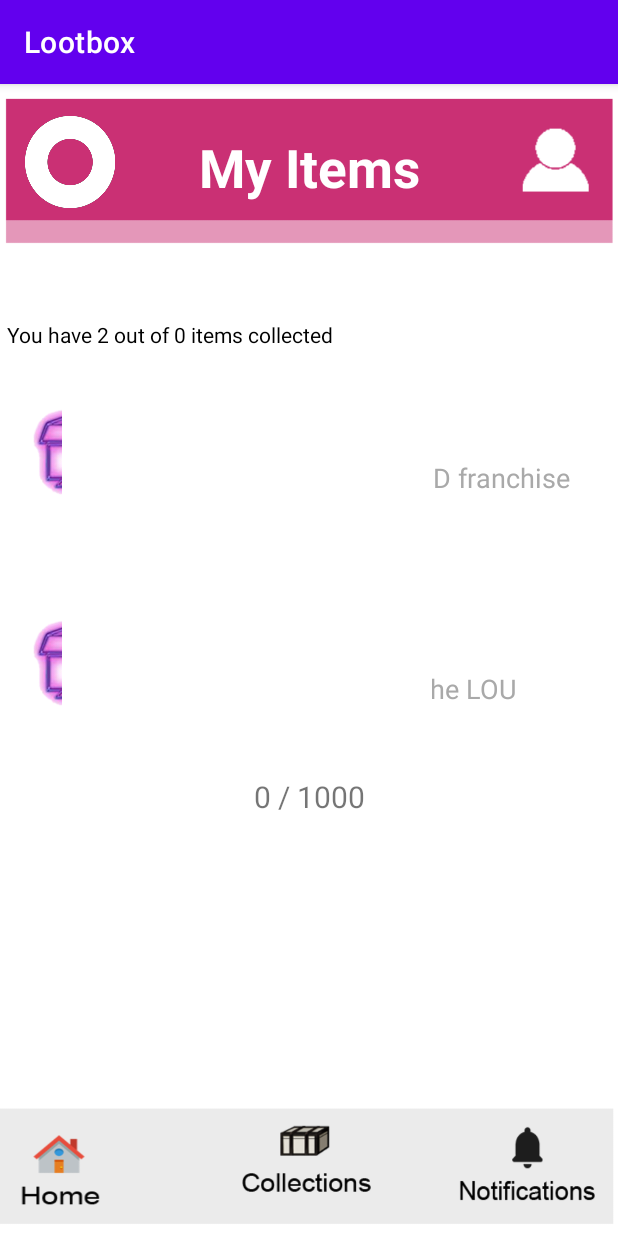
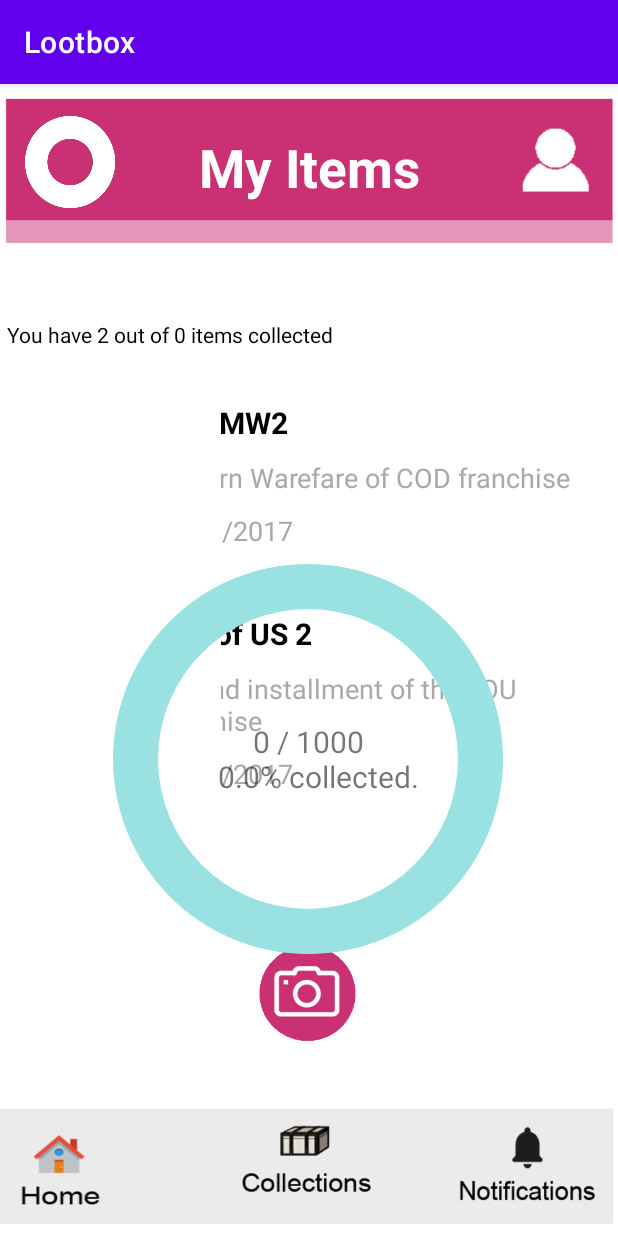
Before and after one commit to sibrinaVDW/Lootbox, an Android app: the ItemListActivity screen opened directly, with no data from a screen before it, on a phone screen of 412 x 824 dp. Run offline under Robolectric (Android 15) with nearby library versions, the phone set to English and light mode, and no system bars.

Commit message:
Finished donut graph

```diff
--- a/app/src/main/java/com/example/lootbox/ItemListActivity.kt
+++ b/app/src/main/java/com/example/lootbox/ItemListActivity.kt
@@ -87,16 +87,14 @@ class ItemListActivity : AppCompatActivity() {
                 if(donutOpen == false){
                     DisplayChart()
                     donutPanel!!.visibility = View.VISIBLE
-                    //donutBack!!.visibility = View.VISIBLE
-                    //donutProg!!.visibility = View.VISIBLE
-                    runOnUiThread {
+                    donutProg!!.visibility = View.VISIBLE
+                    donutBack!!.visibility = View.VISIBLE
+                    /*runOnUiThread {
 
                         donutProg!!.visibility = View.VISIBLE
                         donutBack!!.visibility = View.VISIBLE
-                    }
-                    //donutBack!!.setVisibility(View.VISIBLE);
+                    }*/
                     progText!!.visibility = View.VISIBLE
-                    //DisplayChart()
                     donutOpen = true
                 }
                 else{
@@ -194,15 +192,16 @@ class ItemListActivity : AppCompatActivity() {
 
     fun DisplayChart() {
         // Update the text in a center of the chart:
-        //val numberOfItems = findViewById<TextView>(R.id.txtCatSize)
         progText!!.setText(java.lang.String.valueOf(numItems).toString() + " / " + catSize)
-        //numberOfItems.setText(Integer.toString(numItems)+ " / " + Integer.toString(catSize))
-        //numberOfItems.text = numItems.toString() + "/" + catSize.toString()
-
 
         // Calculate the slice size and update the pie chart:
-        val d = numItems.toDouble() / catSize
-        val progress = (d * 1000).toInt()
+        val d = numItems.toDouble() / catSize.toDouble()
+        //d = 99.toDouble()/catSize
+        val progress = (d * 100).toInt()
+        Toast.makeText(this@ItemListActivity, d.toString() + "  "+progress.toString(), Toast.LENGTH_LONG).show()
+        progText!!.setText(java.lang.String.valueOf(numItems).toString() + " / " + catSize + "\n\t" + java.lang.String.valueOf(d).toString() + "% collected.")
+        donutBack!!.max = catSize
+        donutBack!!.progress = catSize
         donutProg!!.progress = progress
     }
 
--- a/app/src/main/res/drawable/donut_full.xml
+++ b/app/src/main/res/drawable/donut_full.xml
@@ -3,7 +3,7 @@
     android:fromDegrees="270"
     android:toDegrees="270">
     <shape
-        android:innerRadius="1000dp"
+        android:innerRadius="100dp"
         android:shape="ring"
         android:thickness="30dp"
         android:useLevel="true">
--- a/app/src/main/res/drawable/donut_progress.xml
+++ b/app/src/main/res/drawable/donut_progress.xml
@@ -3,7 +3,7 @@
     android:fromDegrees="270"
     android:toDegrees="270">
     <shape
-        android:innerRadius="1000dp"
+        android:innerRadius="100dp"
         android:shape="ring"
         android:thickness="30dp"
         android:useLevel="true">
--- a/app/src/main/res/layout/activity_item_list.xml
+++ b/app/src/main/res/layout/activity_item_list.xml
@@ -180,17 +180,34 @@
 
         <!-- ProgressBar that represents a total of 100% -->
 
+        <!-- ProgressBar that represents a chart slice, where "android:progress" is the % value of the slice -->
+
+        <!-- The text that goes in a center of the chart -->
+
         <ImageView
             android:id="@+id/imgDonutBack"
-            android:layout_width="500dp"
+            android:layout_width="800dp"
             android:layout_height="467dp"
             app:layout_constraintBottom_toBottomOf="@+id/background_donut"
             app:layout_constraintEnd_toEndOf="parent"
-            app:layout_constraintHorizontal_bias="0.977"
+            app:layout_constraintHorizontal_bias="0.971"
             app:layout_constraintStart_toStartOf="parent"
             app:layout_constraintTop_toTopOf="@+id/background_donut"
-            app:layout_constraintVertical_bias="0.796"
+            app:layout_constraintVertical_bias="0.808"
             app:srcCompat="@drawable/page_background" />
+
+        <TextView
+            android:id="@+id/txtCatSize"
+            android:layout_width="wrap_content"
+            android:layout_height="wrap_content"
+            android:textAlignment="center"
+            android:textSize="20sp"
+            app:layout_constraintBottom_toBottomOf="parent"
+            app:layout_constraintEnd_toEndOf="parent"
+            app:layout_constraintHorizontal_bias="0.498"
+            app:layout_constraintStart_toStartOf="parent"
+            app:layout_constraintTop_toTopOf="parent"
+            app:layout_constraintVertical_bias="0.455" />
 
         <ProgressBar
             android:id="@+id/background_donut"
@@ -201,15 +218,13 @@
             android:max="100"
             android:progress="100"
             android:progressDrawable="@drawable/donut_full"
+            android:visibility="visible"
             app:layout_constraintBottom_toBottomOf="parent"
             app:layout_constraintEnd_toEndOf="parent"
-            app:layout_constraintHorizontal_bias="0.5"
+            app:layout_constraintHorizontal_bias="0.495"
             app:layout_constraintStart_toStartOf="parent"
-            app:layout_constraintTop_toTopOf="parent" />
-
-        <!-- ProgressBar that represents a chart slice, where "android:progress" is the % value of the slice -->
-
-        <!-- The text that goes in a center of the chart -->
+            app:layout_constraintTop_toTopOf="parent"
+            app:layout_constraintVertical_bias="0.42" />
 
         <ProgressBar
             android:id="@+id/donut_progressbar"
@@ -218,25 +233,14 @@
             android:layout_height="300dp"
             android:indeterminate="false"
             android:max="100"
-            android:progress="75"
             android:progressDrawable="@drawable/donut_progress"
+            android:visibility="visible"
             app:layout_constraintBottom_toBottomOf="parent"
             app:layout_constraintEnd_toEndOf="parent"
-            app:layout_constraintHorizontal_bias="0.504"
+            app:layout_constraintHorizontal_bias="0.495"
             app:layout_constraintStart_toStartOf="parent"
             app:layout_constraintTop_toTopOf="parent"
-            app:layout_constraintVertical_bias="0.498" />
-
-        <TextView
-            android:id="@+id/txtCatSize"
-            android:layout_width="wrap_content"
-            android:layout_height="wrap_content"
-            android:textSize="20sp"
-            app:layout_constraintBottom_toBottomOf="parent"
-            app:layout_constraintEnd_toEndOf="parent"
-            app:layout_constraintHorizontal_bias="0.5"
-            app:layout_constraintStart_toStartOf="parent"
-            app:layout_constraintTop_toTopOf="parent" />
+            app:layout_constraintVertical_bias="0.417" />
 
     </androidx.constraintlayout.widget.ConstraintLayout>
     <!-- Doughnut chart ends here -->
```
